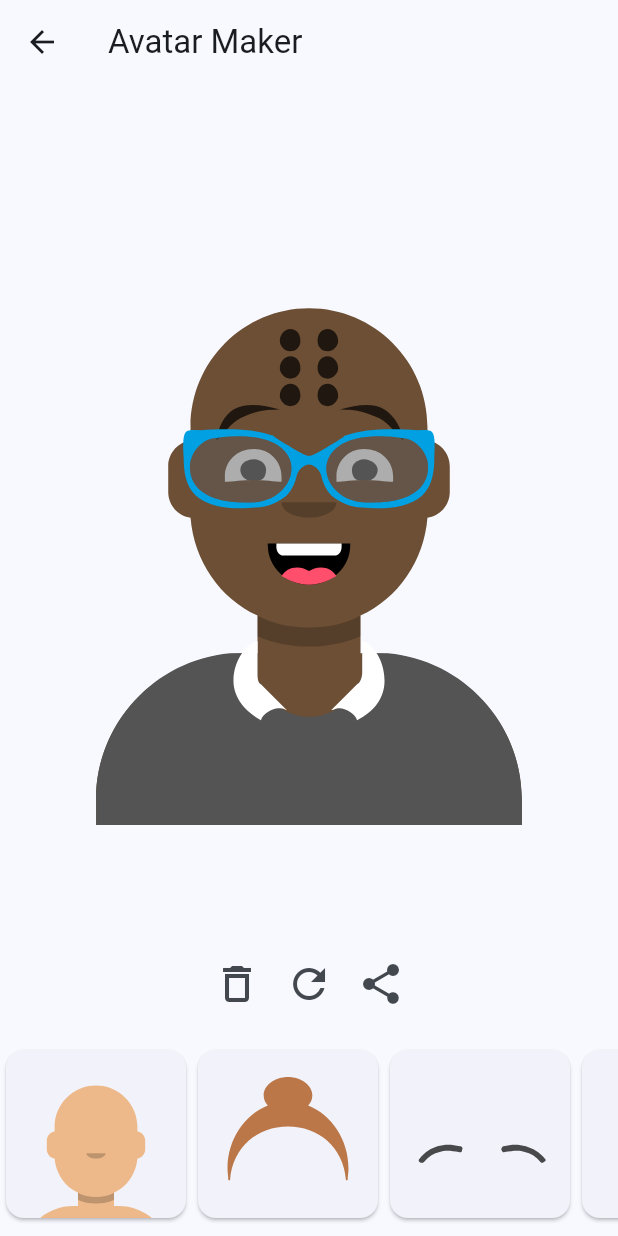
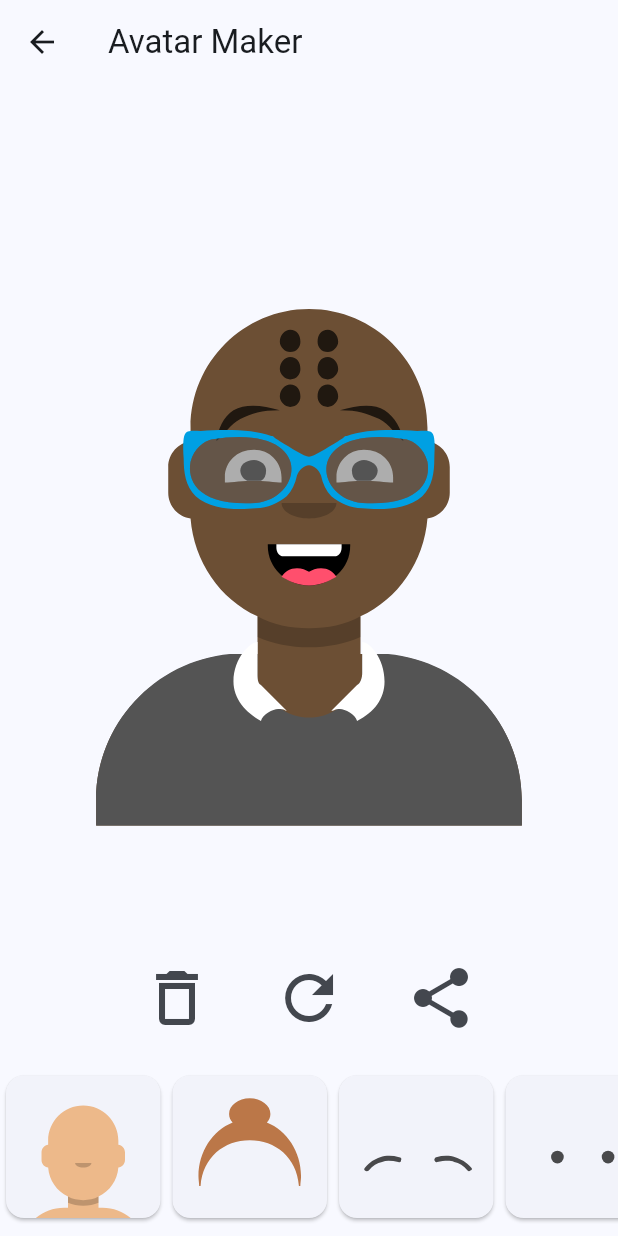
Before and after one commit to anoochit/flutter_avatar_maker, a Flutter app: the HomePage screen opened by its route, after a tap on the "share" icon, on a phone screen of 412 x 824 dp. Run offline on Flutter 3.47's test engine with Material 2 defaults, Android fonts, the phone set to English and light mode, and no system bars; our stand-ins replace flutter_svg, get, screenshot, share_plus.

Commit message:
update option button size

```diff
--- a/lib/controller/app_controller.dart
+++ b/lib/controller/app_controller.dart
@@ -1,7 +1,14 @@
+import 'dart:io';
 import 'dart:math';
 
+import 'package:flutter/material.dart';
 import 'package:flutter_avatar_maker/const.dart';
 import 'package:get/get.dart';
+import 'package:path_provider/path_provider.dart';
+import 'package:screenshot/screenshot.dart';
+import 'package:share_plus/share_plus.dart';
+
+import '../widgets/avartar_image.dart';
 
 class AppController extends GetxController {
   // category
@@ -184,4 +191,26 @@ class AppController extends GetxController {
     accesoriesIndex = 0.obs;
     update();
   }
+
+  shareAvatarImage() async {
+    final ScreenshotController screenshotController = ScreenshotController();
+    // save and share
+    await screenshotController
+        .captureFromWidget(
+            const AvatarImageWidget(
+              width: 1200,
+              heigth: 1200,
+            ),
+            targetSize: const Size(1200, 1200),
+            pixelRatio: 1.0,
+            delay: const Duration(milliseconds: 10))
+        .then((image) async {
+      final directory = await getApplicationDocumentsDirectory();
+      final imagePath = await File('${directory.path}/image.png').create();
+      await imagePath.writeAsBytes(image);
+
+      /// Share Plugin
+      await Share.shareXFiles([XFile(imagePath.path)]);
+    });
+  }
 }
--- a/lib/main.dart
+++ b/lib/main.dart
@@ -27,7 +27,7 @@ class MyApp extends StatelessWidget {
       getPages: [
         GetPage(
           name: '/',
-          page: () => const HomePage(),
+          page: () => HomePage(),
         )
       ],
     );
--- a/lib/pages/home.dart
+++ b/lib/pages/home.dart
@@ -1,11 +1,15 @@
 import 'package:flutter/material.dart';
+import 'package:flutter_avatar_maker/controller/app_controller.dart';
+import 'package:get/get.dart';
 
 import '../widgets/avartar_image.dart';
 import '../widgets/category_toolbar.dart';
 import '../widgets/toolbar.dart';
 
 class HomePage extends StatelessWidget {
-  const HomePage({super.key});
+  HomePage({super.key});
+
+  AppController controller = Get.find<AppController>();
 
   @override
   Widget build(BuildContext context) {
--- a/lib/widgets/category_menu.dart
+++ b/lib/widgets/category_menu.dart
@@ -12,16 +12,17 @@ class CategoryMenuWidget extends GetView<AppController> {
 
   @override
   Widget build(BuildContext context) {
+    double scWidth = (context.width / 4);
     return SizedBox(
-      height: 120,
+      height: scWidth,
       child: ListView.builder(
         scrollDirection: Axis.horizontal,
         itemCount: listCategory.length,
         itemBuilder: (context, index) {
           return OptionMenu(
             image: listCategory[index].image,
-            height: 120,
-            width: 120,
+            height: scWidth,
+            width: scWidth,
             onTap: () {
               controller.setCategoryIndex(listCategory[index].index);
             },
--- a/lib/widgets/category_toolbar.dart
+++ b/lib/widgets/category_toolbar.dart
@@ -13,63 +13,84 @@ class CategoryToolbarWidget extends StatelessWidget {
 
   @override
   Widget build(BuildContext context) {
+    double scWidth = (context.width / 4);
     return GetBuilder<AppController>(builder: (controller) {
       return Padding(
         padding: const EdgeInsets.only(top: 16.0, bottom: 8.0),
         child: IndexedStack(
           index: controller.categoryIndex.value,
-          children: const [
+          children: [
             // category
             CategoryMenuWidget(),
             // skin
             OptionMenuWidget(
               options: optionSkins,
               label: 'skin',
+              width: scWidth,
+              height: scWidth,
             ),
             // hair
             OptionMenuWidget(
               options: optionHair,
               label: 'hair',
+              width: scWidth,
+              height: scWidth,
             ),
             // eyebrow
             OptionMenuWidget(
               options: optionEyebrows,
               label: 'eyebrow',
+              width: scWidth,
+              height: scWidth,
             ),
             // eye
             OptionMenuWidget(
               options: optionEye,
               label: 'eye',
+              width: scWidth,
+              height: scWidth,
             ),
             // mouth
             OptionMenuWidget(
               options: optionMouths,
               label: 'mouth',
+              width: scWidth,
+              height: scWidth,
             ),
             // mouth
             OptionMenuWidget(
               options: optionFacialhair,
               label: 'facialhair',
+              width: scWidth,
+              height: scWidth,
             ),
             // cloth
             OptionMenuWidget(
               options: optionClothes,
               label: 'cloth',
+              width: scWidth,
+              height: scWidth,
             ),
             // glasses
             OptionMenuWidget(
               options: optionGlasses,
               label: 'glasses',
+              width: scWidth,
+              height: scWidth,
             ),
             // tattoos
             OptionMenuWidget(
               options: optionTattoos,
               label: 'tattoo',
+              width: scWidth,
+              height: scWidth,
             ),
             // accesories
             OptionMenuWidget(
               options: optionAccesories,
               label: 'accesories',
+              width: scWidth,
+              height: scWidth,
             ),
           ],
         ),
--- a/lib/widgets/option_menu.dart
+++ b/lib/widgets/option_menu.dart
@@ -9,15 +9,20 @@ class OptionMenuWidget extends GetView<AppController> {
     super.key,
     required this.options,
     required this.label,
+    required this.width,
+    required this.height,
   });
 
   final List<String> options;
   final String label;
 
+  final double width;
+  final double height;
+
   @override
   Widget build(BuildContext context) {
     return SizedBox(
-      height: 120,
+      height: height,
       child: ListView.builder(
         scrollDirection: Axis.horizontal,
         itemCount: options.length,
@@ -27,6 +32,9 @@ class OptionMenuWidget extends GetView<AppController> {
               direction: Axis.horizontal,
               children: [
                 Card(
+                  child: SizedBox(
+                    height: height,
+                    width: width,
                     child: InkWell(
                       onTap: () {
                         // update category to 0
@@ -41,10 +49,11 @@ class OptionMenuWidget extends GetView<AppController> {
                       ),
                     ),
                   ),
+                ),
                 OptionMenu(
                   image: options[index],
-                  height: 120,
-                  width: 120,
+                  height: height,
+                  width: width,
                   onTap: () {
                     // update option
                     controller.updateOption(label: label, index: index);
@@ -55,8 +64,8 @@ class OptionMenuWidget extends GetView<AppController> {
           }
           return OptionMenu(
             image: options[index],
-            height: 120,
-            width: 120,
+            height: height,
+            width: width,
             onTap: () {
               // update
               controller.updateOption(label: label, index: index);
--- a/lib/widgets/toolbar.dart
+++ b/lib/widgets/toolbar.dart
@@ -14,8 +14,6 @@ class ToolBarWidget extends StatelessWidget {
     super.key,
   });
 
-  final ScreenshotController _screenshotController = ScreenshotController();
-
   @override
   Widget build(BuildContext context) {
     return GetBuilder<AppController>(builder: (controller) {
@@ -23,49 +21,42 @@ class ToolBarWidget extends StatelessWidget {
         mainAxisAlignment: MainAxisAlignment.center,
         children: [
           // reset
-          IconButton(
+          Padding(
+            padding: const EdgeInsets.symmetric(horizontal: 12.0),
+            child: IconButton(
               onPressed: () {
                 controller.reset();
               },
               icon: const Icon(
                 Icons.delete_outline,
-              size: 32,
+                size: 48.0,
+              ),
             ),
           ),
           // refresh
-          IconButton(
+          Padding(
+            padding: const EdgeInsets.symmetric(horizontal: 12.0),
+            child: IconButton(
               onPressed: () {
                 controller.randomAvatar();
               },
               icon: const Icon(
                 Icons.refresh,
-              size: 32,
+                size: 48.0,
+              ),
             ),
           ),
           // save and share
-          IconButton(
+          Padding(
+            padding: const EdgeInsets.symmetric(horizontal: 12.0),
+            child: IconButton(
               onPressed: () async {
-              // save and share
-              await _screenshotController
-                  .captureFromWidget(
-                      const AvatarImageWidget(
-                        width: 400,
-                        heigth: 400,
-                      ),
-                      delay: const Duration(milliseconds: 10))
-                  .then((image) async {
-                final directory = await getApplicationDocumentsDirectory();
-                final imagePath =
-                    await File('${directory.path}/image.png').create();
-                await imagePath.writeAsBytes(image);
-
-                /// Share Plugin
-                await Share.shareXFiles([XFile(imagePath.path)]);
-              });
+                controller.shareAvatarImage();
               },
               icon: const Icon(
                 Icons.share,
-              size: 32,
+                size: 48.0,
+              ),
             ),
           )
         ],
```
Also changed, not shown: github/workflows/release.yaml (added, +49 -0 lines). Lines whose indentation alone changed are shown as unchanged.
